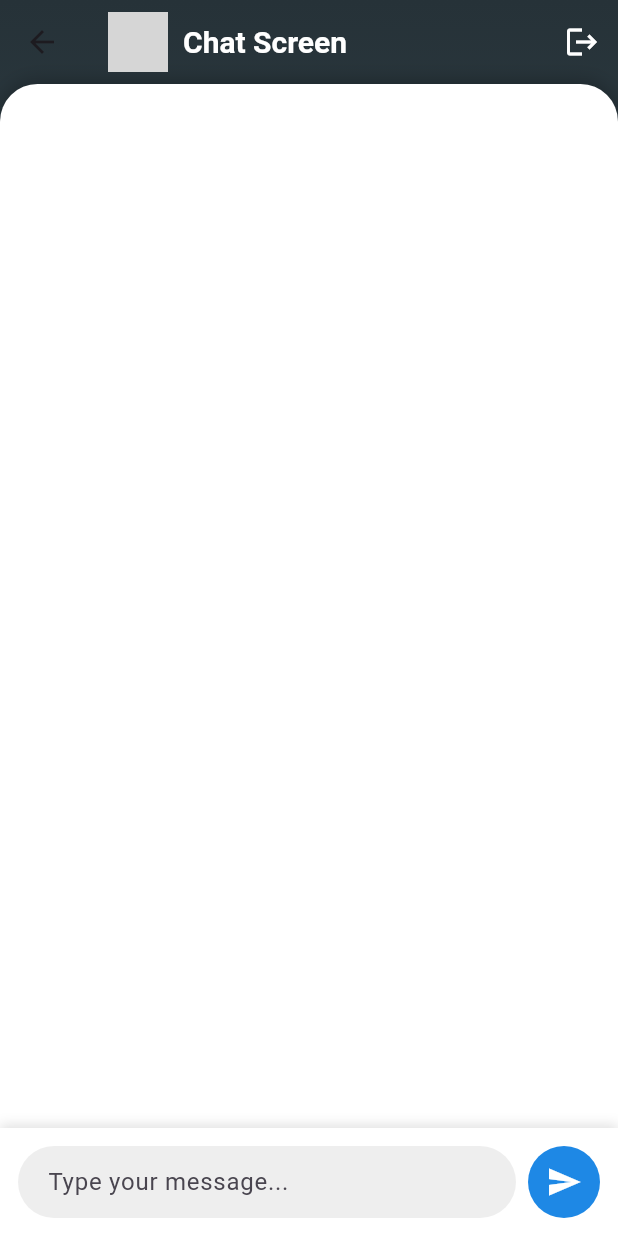
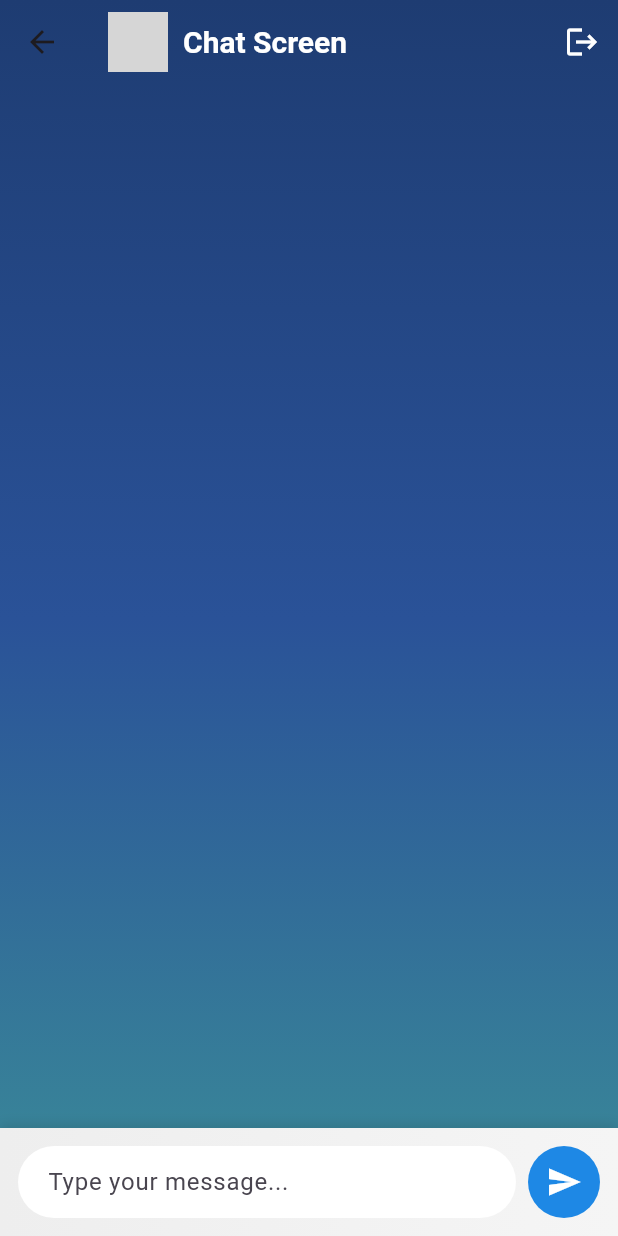
Before and after one commit to billthecoder046/disputeresolverai, a Flutter app: the ChatScreen screen opened directly, after a tap on the "send" icon, on a phone screen of 412 x 824 dp. Run offline on Flutter 3.47's test engine with Material 3 defaults, Android fonts, the light colour scheme and no system bars; our stand-ins replace cloud_firestore, firebase_auth, firebase_core, firebase_storage, gap, get and 1 more; missing offline and left inert: image_picker_web; accounts and stored records are empty; grey boxes are pictures that could not be loaded.

Commit message:
Add: ,userStatus,background gradient colors🔥

```diff
--- a/lib/screens/home/chat_Page/chat_controller.dart
+++ b/lib/screens/home/chat_Page/chat_controller.dart
@@ -1,12 +1,43 @@
 import 'package:cloud_firestore/cloud_firestore.dart';
 import 'package:firebase_auth/firebase_auth.dart';
-import 'package:flutter/material.dart';
+import 'package:flutter/cupertino.dart';
 import 'package:get/get.dart';
 
 class ChatController extends GetxController {
   final messageController = TextEditingController();
   final RxBool isSending = false.obs;
+  final RxBool isTyping = false.obs;
   final focusNode = FocusNode();
+
+  ChatController() {
+    messageController.addListener(() {
+      if (messageController.text.isNotEmpty) {
+        isTyping.value = true;
+        updateTypingStatus(true);
+      } else {
+        isTyping.value = false;
+        updateTypingStatus(false);
+      }
+    });
+  }
+
+  Future<void> updateTypingStatus(bool typing) async {
+    final user = FirebaseAuth.instance.currentUser;
+    if (user != null) {
+      await FirebaseFirestore.instance.collection('typingStatus').doc(user.uid).set({
+        'isTyping': typing,
+        'timestamp': FieldValue.serverTimestamp(),
+      });
+    }
+  }
+
+  Future<DocumentSnapshot> getUserData() async {
+    final user = FirebaseAuth.instance.currentUser;
+    if (user != null) {
+      return await FirebaseFirestore.instance.collection('users').doc(user.uid).get();
+    }
+    throw Exception("User not logged in");
+  }
 
   Future<void> sendMessage() async {
     final user = FirebaseAuth.instance.currentUser;
@@ -16,15 +47,16 @@ class ChatController extends GetxController {
         await FirebaseFirestore.instance.collection('messages').add({
           'text': messageController.text.trim(),
           'senderId': user.uid,
-          'timestamp': FieldValue.serverTimestamp(), // وقت اسٹور کریں
+          'timestamp': FieldValue.serverTimestamp(),
         });
         messageController.clear();
-        focusNode.requestFocus(); // TextField پر دوبارہ فوکس کریں
+        focusNode.requestFocus();
       }
     } catch (e) {
       print("Error sending message: $e");
     } finally {
       isSending.value = false;
+      updateTypingStatus(false);
     }
   }
 
@@ -37,6 +69,7 @@ class ChatController extends GetxController {
     }
   }
 
+
   @override
   void onClose() {
     messageController.dispose();
--- a/lib/screens/home/chat_Page/chat_screen.dart
+++ b/lib/screens/home/chat_Page/chat_screen.dart
@@ -2,6 +2,8 @@ import 'package:cloud_firestore/cloud_firestore.dart';
 import 'package:firebase_auth/firebase_auth.dart';
 import 'package:flutter/material.dart';
 import 'package:get/get.dart';
+
+import 'chat_controller.dart';
 
 class ChatScreen extends StatelessWidget {
   final ChatController chatController = Get.put(ChatController());
@@ -14,7 +16,11 @@ class ChatScreen extends StatelessWidget {
       body: Container(
         decoration: BoxDecoration(
           gradient: LinearGradient(
-            colors: [Colors.blueGrey.shade900, Colors.blueGrey.shade700],
+            colors: [
+              Color(0xFF1E3C72), // Professional dark blue
+              Color(0xFF2A5298),
+              Color(0xFF3B8D99), // Teal accent
+            ],
             begin: Alignment.topCenter,
             end: Alignment.bottomCenter,
           ),
@@ -52,20 +58,6 @@ class ChatScreen extends StatelessWidget {
               ],
             ),
             Expanded(
-              child: Container(
-                decoration: BoxDecoration(
-                  color: Colors.white,
-                  borderRadius: BorderRadius.vertical(
-                    top: Radius.circular(25),
-                  ),
-                  boxShadow: [
-                    BoxShadow(
-                      color: Colors.black26,
-                      blurRadius: 10,
-                      offset: Offset(0, -2),
-                    ),
-                  ],
-                ),
               child: StreamBuilder(
                 stream: FirebaseFirestore.instance
                     .collection('messages')
@@ -78,46 +70,64 @@ class ChatScreen extends StatelessWidget {
                   if (snapshot.hasError) {
                     return Center(child: Text('Error loading messages'));
                   }
-                    return ListView.builder(
+                  return Column(
+                    children: [
+                      StreamBuilder(
+                        stream: FirebaseFirestore.instance
+                            .collection('typingStatus')
+                            .snapshots(),
+                        builder: (context, AsyncSnapshot<QuerySnapshot> typingSnapshot) {
+                          if (typingSnapshot.hasData) {
+                            final typingUsers = typingSnapshot.data!.docs
+                                .where((doc) => doc['isTyping'] == true && doc.id != FirebaseAuth.instance.currentUser?.uid)
+                                .toList();
+
+                            if (typingUsers.isNotEmpty) {
+                              return Text(
+                                "Someone is typing...",
+                                style: TextStyle(color: Colors.grey, fontStyle: FontStyle.italic),
+                              );
+                            }
+                          }
+                          return SizedBox.shrink();
+                        },
+                      ),
+                      Expanded(
+                        child: ListView.builder(
                           reverse: true,
-                      padding:
-                      EdgeInsets.symmetric(vertical: 10, horizontal: 16),
+                          padding: EdgeInsets.symmetric(vertical: 10, horizontal: 16),
                           itemCount: snapshot.data!.docs.length,
                           itemBuilder: (context, index) {
                             final doc = snapshot.data!.docs[index];
-                        final isMe = doc['senderId'] ==
-                            FirebaseAuth.instance.currentUser?.uid;
+                            final isMe = doc['senderId'] == FirebaseAuth.instance.currentUser?.uid;
+                            final timestamp = doc['timestamp'] != null
+                                ? (doc['timestamp'] as Timestamp).toDate()
+                                : DateTime.now();
 
                             return Align(
-                          alignment:
-                          isMe ? Alignment.centerRight : Alignment.centerLeft,
-                          child: GestureDetector(
-                            onLongPress: isMe
-                                ? () => chatController.deleteMessage(doc.id)
-                                : null,
+                              alignment: isMe ? Alignment.centerRight : Alignment.centerLeft,
+                              child: Column(
+                                crossAxisAlignment:
+                                isMe ? CrossAxisAlignment.end : CrossAxisAlignment.start,
+                                children: [
+                                  GestureDetector(
+                                    onLongPress: isMe ? () => chatController.deleteMessage(doc.id) : null,
+                                    child: AnimatedOpacity(
+                                      opacity: 1.0,
+                                      duration: Duration(milliseconds: 500),
                                       child: Container(
                                         margin: EdgeInsets.symmetric(vertical: 8),
-                              padding: EdgeInsets.symmetric(
-                                  vertical: 12, horizontal: 16),
+                                        padding: EdgeInsets.symmetric(vertical: 12, horizontal: 16),
                                         decoration: BoxDecoration(
                                           gradient: isMe
-                                    ? LinearGradient(colors: [
-                                  Colors.blue.shade400,
-                                  Colors.blue.shade300
-                                ])
-                                    : LinearGradient(colors: [
-                                  Colors.grey.shade300,
-                                  Colors.grey.shade100
-                                ]),
+                                              ? LinearGradient(colors: [Color(0xFF56CCF2), Color(0xFF2F80ED)])
+                                              : LinearGradient(
+                                              colors: [Colors.grey.shade300, Colors.grey.shade100]),
                                           borderRadius: BorderRadius.only(
                                             topLeft: Radius.circular(16),
                                             topRight: Radius.circular(16),
-                                  bottomLeft: isMe
-                                      ? Radius.circular(16)
-                                      : Radius.zero,
-                                  bottomRight: isMe
-                                      ? Radius.zero
-                                      : Radius.circular(16),
+                                            bottomLeft: isMe ? Radius.circular(16) : Radius.zero,
+                                            bottomRight: isMe ? Radius.zero : Radius.circular(16),
                                           ),
                                           boxShadow: [
                                             BoxShadow(
@@ -136,17 +146,36 @@ class ChatScreen extends StatelessWidget {
                                         ),
                                       ),
                                     ),
-                        );
-                      },
+                                  ),
+                                  SizedBox(height: 4),
+                                  Text(
+                                    '${timestamp.hour}:${timestamp.minute.toString().padLeft(2, '0')} ${timestamp.hour >= 12 ? 'PM' : 'AM'}', // Format the time
+                                    style: TextStyle(
+                                      fontSize: 12,
+                                      color: Colors.grey,
+                                    ),
+                                  ),
+                                ],
+                              ),
                             );
                           },
                         ),
+                      ),
+
+                    ],
+                  );
+                },
               ),
             ),
             Container(
               padding: EdgeInsets.all(12),
               decoration: BoxDecoration(
-                color: Colors.white,
+                gradient: LinearGradient(
+                  colors: [
+                    Colors.grey.shade200,
+                    Colors.grey.shade100,
+                  ],
+                ),
                 boxShadow: [
                   BoxShadow(
                     color: Colors.black12,
@@ -164,23 +193,22 @@ class ChatScreen extends StatelessWidget {
                       decoration: InputDecoration(
                         hintText: 'Type your message...',
                         filled: true,
-                        fillColor: Colors.grey[200],
-                        contentPadding: EdgeInsets.symmetric(
-                            vertical: 12, horizontal: 16),
+                        fillColor: Colors.white,
+                        contentPadding:
+                        EdgeInsets.symmetric(vertical: 12, horizontal: 16),
                         border: OutlineInputBorder(
                           borderRadius: BorderRadius.circular(30),
                           borderSide: BorderSide.none,
                         ),
                       ),
-                      onSubmitted: (_) =>
-                          chatController.sendMessage(), // Trigger send on Enter
+                      onSubmitted: (_) => chatController.sendMessage(),
                     ),
                   ),
                   SizedBox(width: 8),
                   Obx(
                         () => CircleAvatar(
                       radius: 24,
-                      backgroundColor: Colors.blue.shade600,
+                      backgroundColor: Color(0xFF1E88E5),
                       child: chatController.isSending.value
                           ? SizedBox(
                         height: 24,
@@ -208,45 +236,3 @@ class ChatScreen extends StatelessWidget {
     );
   }
 }
-
-class ChatController extends GetxController {
-  final messageController = TextEditingController();
-  final RxBool isSending = false.obs;
-
-  Future<void> sendMessage() async {
-    final user = FirebaseAuth.instance.currentUser;
-    isSending.value = true;
-    try {
-      if (user != null && messageController.text.isNotEmpty) {
-        await FirebaseFirestore.instance.collection('messages').add({
-          'text': messageController.text.trim(),
-          'senderId': user.uid,
-          'timestamp': FieldValue.serverTimestamp(),
-        });
-        messageController.clear();
-      }
-    } catch (e) {
-      print("Error sending message: $e");
-    } finally {
-      isSending.value = false;
-    }
-  }
-
-  Future<void> deleteMessage(String messageId) async {
-    try {
-      await FirebaseFirestore.instance
-          .collection('messages')
-          .doc(messageId)
-          .delete();
-    } catch (e) {
-      print("Error deleting message: $e");
-      Get.snackbar('Error', 'Failed to delete message');
-    }
-  }
-
-  @override
-  void onClose() {
-    messageController.dispose();
-    super.onClose();
-  }
-}
--- a/lib/screens/home/home_logic.dart
+++ b/lib/screens/home/home_logic.dart
@@ -11,6 +11,7 @@ class Details_screenLogic extends GetxController {
   var myFbFs = FirebaseFirestore.instance;
 
   Future<List<Person>> getUsersOnFirebase() async {
+    myAllStudets.clear();
     QuerySnapshot myalldocs =
         await FirebaseFirestore.instance.collection('Persons').get();
     for (var elements in myalldocs.docs) {
--- a/pubspec.yaml
+++ b/pubspec.yaml
@@ -49,6 +49,8 @@ dependencies:
   intl: ^0.19.0
   flutter_sound: ^9.17.8
   permission_handler: ^11.3.1
+  agora_rtc_engine: ^6.5.0
+  emoji_picker_flutter:
 
 dev_dependencies:
   flutter_test:
```
Also changed, not shown: pubspec.lock. Lines whose indentation alone changed are shown as unchanged.
